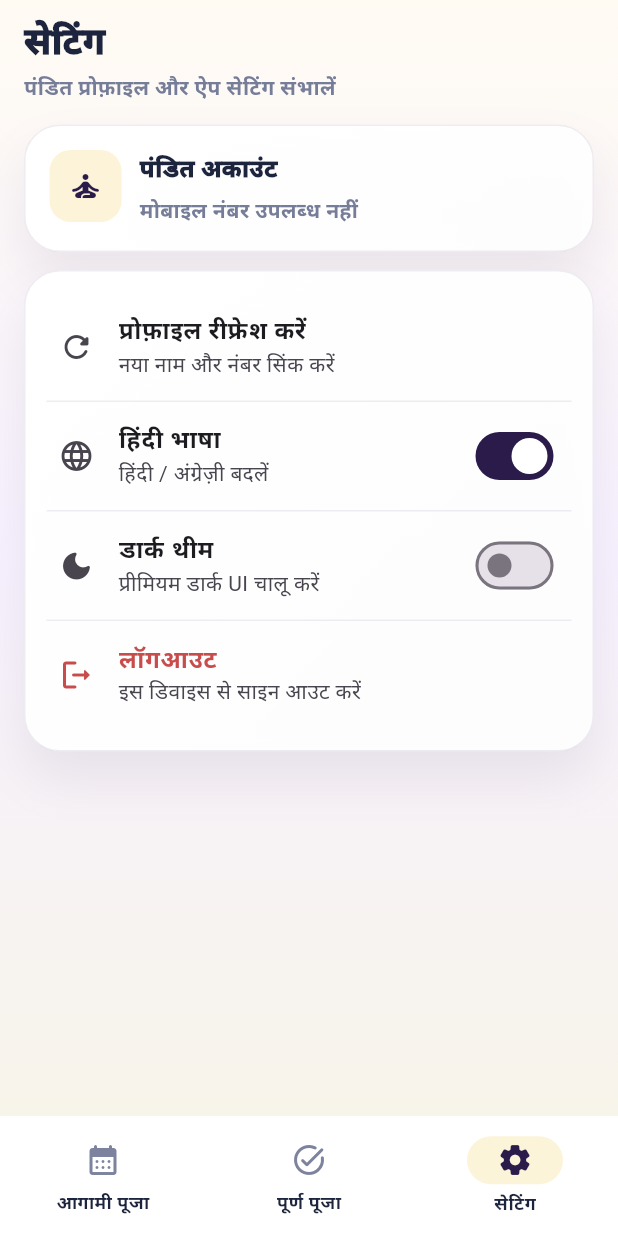
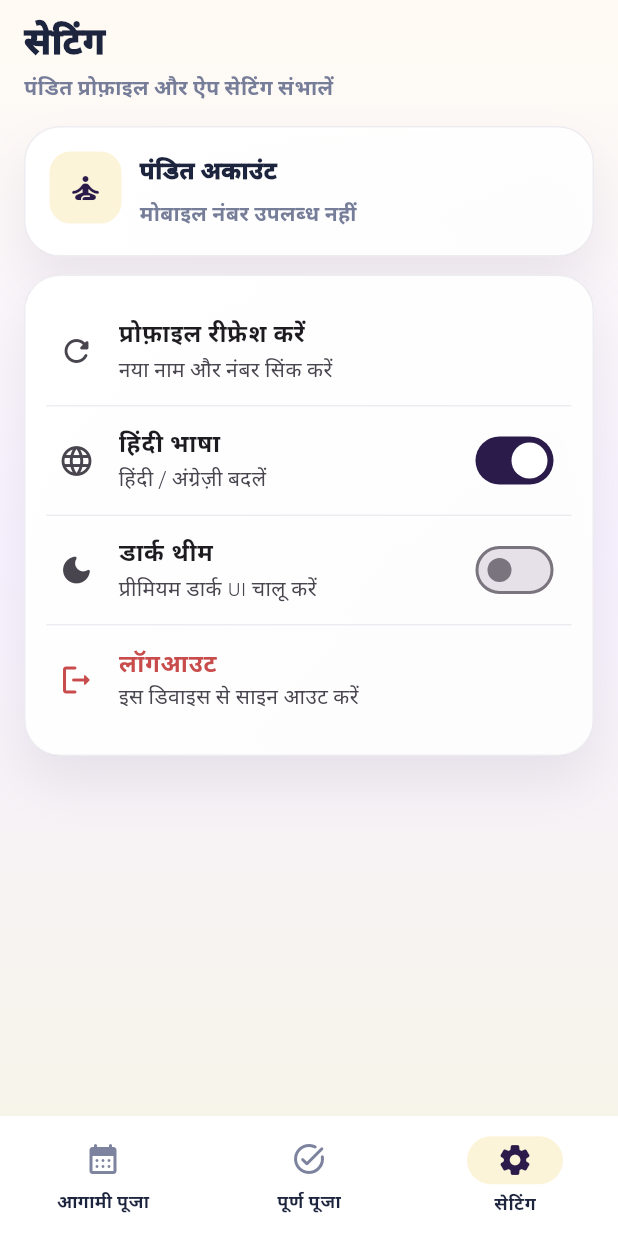
Before and after one commit to HappyTyagi/AstroPandit, a Flutter app: the Dashboard screen opened by its route, item 3 of the bottom bar chosen, on a phone screen of 412 x 824 dp. Run offline on Flutter 3.47's test engine with Material 3 defaults, Android fonts, the phone set to English and light mode, and no system bars; our stand-ins replace dio, firebase_core, firebase_messaging, flutter_dotenv, flutter_riverpod, permission_handler and 1 more; missing offline and left inert: agora_rtc_engine; accounts and stored records are empty; network calls fail; project files that could hold a hidden picture were left out.

Commit message:
add fornt family and theme

```diff
--- a/lib/theme/app_theme.dart
+++ b/lib/theme/app_theme.dart
@@ -1,6 +1,7 @@
 import 'package:flutter/material.dart';
 
 class AppTheme {
+  static const String fontFamily = 'Calibri';
   // Brand Colors
   static const Color primaryIndigo = Color(0xFF2B1B4B);
   static const Color gold = Color(0xFFEFB810);
@@ -26,6 +27,7 @@ class AppTheme {
       scaffoldBackgroundColor: cream,
       colorScheme: scheme,
       textTheme: base.textTheme.apply(
+        fontFamily: fontFamily,
         bodyColor: ink,
         displayColor: ink,
       ),
@@ -107,10 +109,7 @@ class AppTheme {
           backgroundColor: primaryIndigo,
           foregroundColor: Colors.white,
           elevation: 0,
-          textStyle: const TextStyle(
-            fontWeight: FontWeight.w800,
-            fontSize: 15,
-          ),
+          textStyle: const TextStyle(fontWeight: FontWeight.w800, fontSize: 15),
           shape: RoundedRectangleBorder(
             borderRadius: BorderRadius.circular(18),
           ),
@@ -121,10 +120,7 @@ class AppTheme {
           minimumSize: const Size.fromHeight(54),
           backgroundColor: primaryIndigo,
           foregroundColor: Colors.white,
-          textStyle: const TextStyle(
-            fontWeight: FontWeight.w800,
-            fontSize: 15,
-          ),
+          textStyle: const TextStyle(fontWeight: FontWeight.w800, fontSize: 15),
           shape: RoundedRectangleBorder(
             borderRadius: BorderRadius.circular(18),
           ),
@@ -138,10 +134,7 @@ class AppTheme {
             color: primaryIndigo.withValues(alpha: 0.22),
             width: 1.2,
           ),
-          textStyle: const TextStyle(
-            fontWeight: FontWeight.w800,
-            fontSize: 15,
-          ),
+          textStyle: const TextStyle(fontWeight: FontWeight.w800, fontSize: 15),
           shape: RoundedRectangleBorder(
             borderRadius: BorderRadius.circular(18),
           ),
@@ -177,6 +170,7 @@ class AppTheme {
       scaffoldBackgroundColor: const Color(0xFF0F1219),
       colorScheme: scheme,
       textTheme: base.textTheme.apply(
+        fontFamily: fontFamily,
         bodyColor: Colors.white,
         displayColor: Colors.white,
       ),
@@ -258,10 +252,7 @@ class AppTheme {
           backgroundColor: gold,
           foregroundColor: ink,
           elevation: 0,
-          textStyle: const TextStyle(
-            fontWeight: FontWeight.w800,
-            fontSize: 15,
-          ),
+          textStyle: const TextStyle(fontWeight: FontWeight.w800, fontSize: 15),
           shape: RoundedRectangleBorder(
             borderRadius: BorderRadius.circular(18),
           ),
@@ -272,10 +263,7 @@ class AppTheme {
           minimumSize: const Size.fromHeight(54),
           backgroundColor: gold,
           foregroundColor: ink,
-          textStyle: const TextStyle(
-            fontWeight: FontWeight.w800,
-            fontSize: 15,
-          ),
+          textStyle: const TextStyle(fontWeight: FontWeight.w800, fontSize: 15),
           shape: RoundedRectangleBorder(
             borderRadius: BorderRadius.circular(18),
           ),
@@ -289,10 +277,7 @@ class AppTheme {
             color: Colors.white.withValues(alpha: 0.24),
             width: 1.2,
           ),
-          textStyle: const TextStyle(
-            fontWeight: FontWeight.w800,
-            fontSize: 15,
-          ),
+          textStyle: const TextStyle(fontWeight: FontWeight.w800, fontSize: 15),
           shape: RoundedRectangleBorder(
             borderRadius: BorderRadius.circular(18),
           ),
@@ -338,11 +323,7 @@ class AppTheme {
       gradient: LinearGradient(
         begin: Alignment.topCenter,
         end: Alignment.bottomCenter,
-        colors: <Color>[
-          Color(0xFFFFFBF3),
-          Color(0xFFF7F1FF),
-          cream,
-        ],
+        colors: <Color>[Color(0xFFFFFBF3), Color(0xFFF7F1FF), cream],
       ),
     );
   }
@@ -353,17 +334,13 @@ class AppTheme {
     double radius = 24,
     bool isDark = false,
   }) {
-    final resolvedColors = colors ??
+    final resolvedColors =
+        colors ??
         (isDark
-            ? <Color>[
-                const Color(0xFF1A1F2C),
-                const Color(0xFF141925),
-              ]
-            : <Color>[
-                Colors.white,
-                Colors.white.withValues(alpha: 0.92),
-              ]);
-    final resolvedBorder = border ??
+            ? <Color>[const Color(0xFF1A1F2C), const Color(0xFF141925)]
+            : <Color>[Colors.white, Colors.white.withValues(alpha: 0.92)]);
+    final resolvedBorder =
+        border ??
         Border.all(
           color: isDark
               ? Colors.white.withValues(alpha: 0.10)
```
Also changed, not shown: pubspec.yaml (+18 -0 lines), assets/fornt/Calibribolditalic.ttf (added), assets/fornt/Calibriitalic.ttf (added), assets/fornt/Calibrilight.ttf (added), assets/fornt/Calibrilightitalic.ttf (added), 2 other files.
